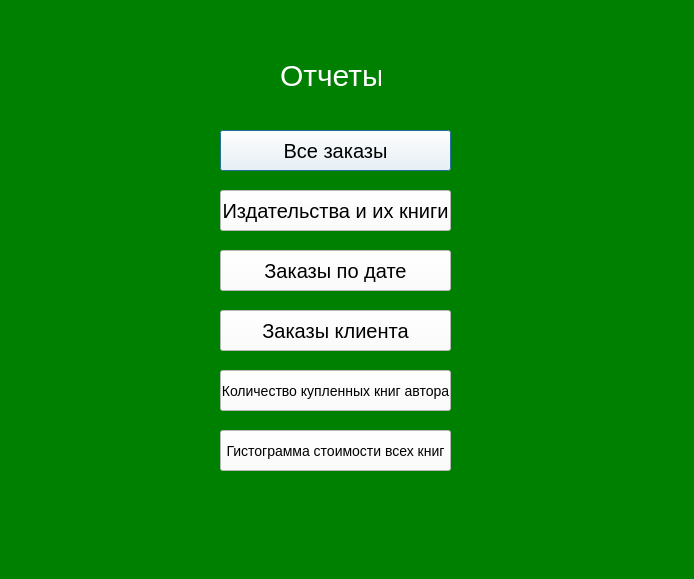
The window that Widgets/Reports/reports.ui (FireSpirit171/BookShop) describes before a commit, drawn with Qt 5.
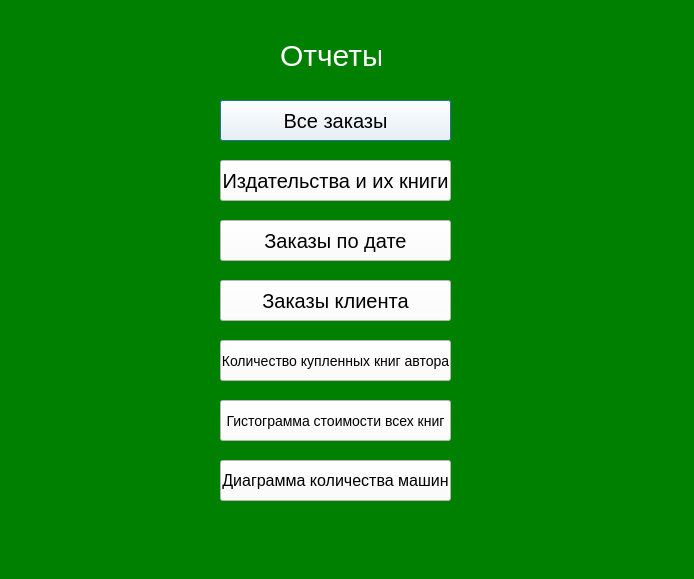
The same window after the commit.

```diff
--- a/Widgets/Reports/reports.ui
+++ b/Widgets/Reports/reports.ui
@@ -20,7 +20,7 @@
    <property name="geometry">
     <rect>
      <x>280</x>
-     <y>50</y>
+     <y>30</y>
      <width>101</width>
      <height>51</height>
     </rect>
@@ -37,7 +37,7 @@
    <property name="geometry">
     <rect>
      <x>220</x>
-     <y>130</y>
+     <y>100</y>
      <width>231</width>
      <height>41</height>
     </rect>
@@ -55,7 +55,7 @@
    <property name="geometry">
     <rect>
      <x>220</x>
-     <y>190</y>
+     <y>160</y>
      <width>231</width>
      <height>41</height>
     </rect>
@@ -73,7 +73,7 @@
    <property name="geometry">
     <rect>
      <x>220</x>
-     <y>250</y>
+     <y>220</y>
      <width>231</width>
      <height>41</height>
     </rect>
@@ -91,7 +91,7 @@
    <property name="geometry">
     <rect>
      <x>220</x>
-     <y>310</y>
+     <y>280</y>
      <width>231</width>
      <height>41</height>
     </rect>
@@ -109,7 +109,7 @@
    <property name="geometry">
     <rect>
      <x>220</x>
-     <y>370</y>
+     <y>340</y>
      <width>231</width>
      <height>41</height>
     </rect>
@@ -127,7 +127,7 @@
    <property name="geometry">
     <rect>
      <x>220</x>
-     <y>430</y>
+     <y>400</y>
      <width>231</width>
      <height>41</height>
     </rect>
@@ -141,6 +141,24 @@
     <string>Гистограмма стоимости всех книг</string>
    </property>
   </widget>
+  <widget class="QPushButton" name="diagramm">
+   <property name="geometry">
+    <rect>
+     <x>220</x>
+     <y>460</y>
+     <width>231</width>
+     <height>41</height>
+    </rect>
+   </property>
+   <property name="styleSheet">
+    <string notr="true">background-color: white;
+color: black;
+font-size: 16px</string>
+   </property>
+   <property name="text">
+    <string>Диаграмма количества машин</string>
+   </property>
+  </widget>
  </widget>
  <resources/>
  <connections/>
```
